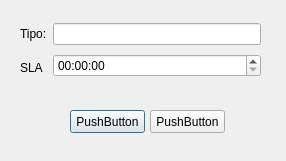
Above: tipodisp.ui from brunosr1985/TCC_NayBru before the change. Below: the same form after it.
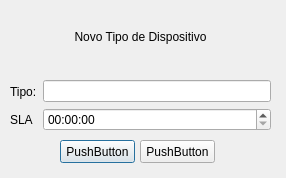
That is the form after the change.

Commit message:
Novo Layout
Foi revisto todo o layout do sistema, o antigo não funcionava muito bem, agora praticamente todas as janelas são criadas na Janela Principal, as buscas e cadastros foram separados, agora falta a busca fazer edição, depois é só focar nos relatórios

Patch:
```diff
--- a/tipodisp.ui
+++ b/tipodisp.ui
@@ -7,7 +7,7 @@
     <x>0</x>
     <y>0</y>
     <width>286</width>
-    <height>161</height>
+    <height>178</height>
    </rect>
   </property>
   <property name="windowTitle">
@@ -16,8 +16,8 @@
   <widget class="QPushButton" name="pushButton">
    <property name="geometry">
     <rect>
-     <x>70</x>
-     <y>110</y>
+     <x>60</x>
+     <y>140</y>
      <width>75</width>
      <height>23</height>
     </rect>
@@ -29,8 +29,8 @@
   <widget class="QPushButton" name="pushButton_2">
    <property name="geometry">
     <rect>
-     <x>150</x>
-     <y>110</y>
+     <x>140</x>
+     <y>140</y>
      <width>75</width>
      <height>23</height>
     </rect>
@@ -39,15 +39,27 @@
     <string>PushButton</string>
    </property>
   </widget>
-  <widget class="QWidget" name="layoutWidget">
+  <widget class="QWidget" name="verticalLayoutWidget">
    <property name="geometry">
     <rect>
-     <x>20</x>
-     <y>20</y>
-     <width>241</width>
-     <height>61</height>
+     <x>10</x>
+     <y>0</y>
+     <width>261</width>
+     <height>131</height>
     </rect>
    </property>
+   <layout class="QVBoxLayout" name="verticalLayout_3">
+    <item>
+     <widget class="QLabel" name="label_3">
+      <property name="text">
+       <string>Novo Tipo de Dispositivo</string>
+      </property>
+      <property name="alignment">
+       <set>Qt::AlignCenter</set>
+      </property>
+     </widget>
+    </item>
+    <item>
    <layout class="QHBoxLayout" name="horizontalLayout">
     <item>
      <layout class="QVBoxLayout" name="verticalLayout">
@@ -74,6 +86,8 @@
       </item>
       <item>
        <widget class="QTimeEdit" name="timeEdit"/>
+        </item>
+       </layout>
       </item>
      </layout>
     </item>
```
Lines whose indentation alone changed are shown as unchanged. The commit also changes 17 other files.
